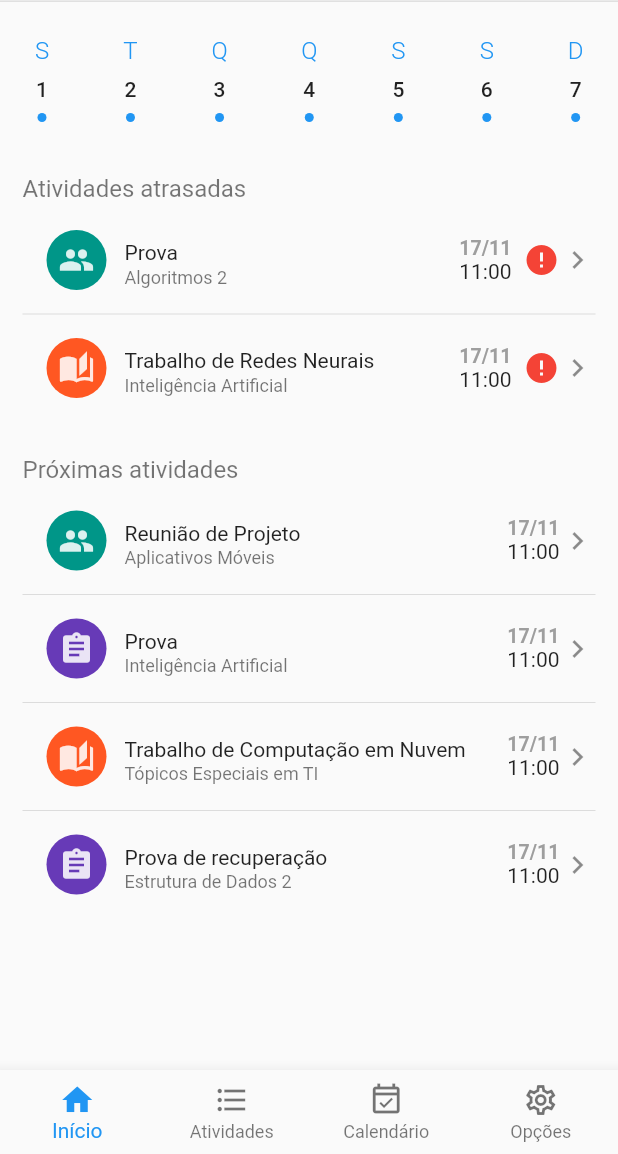
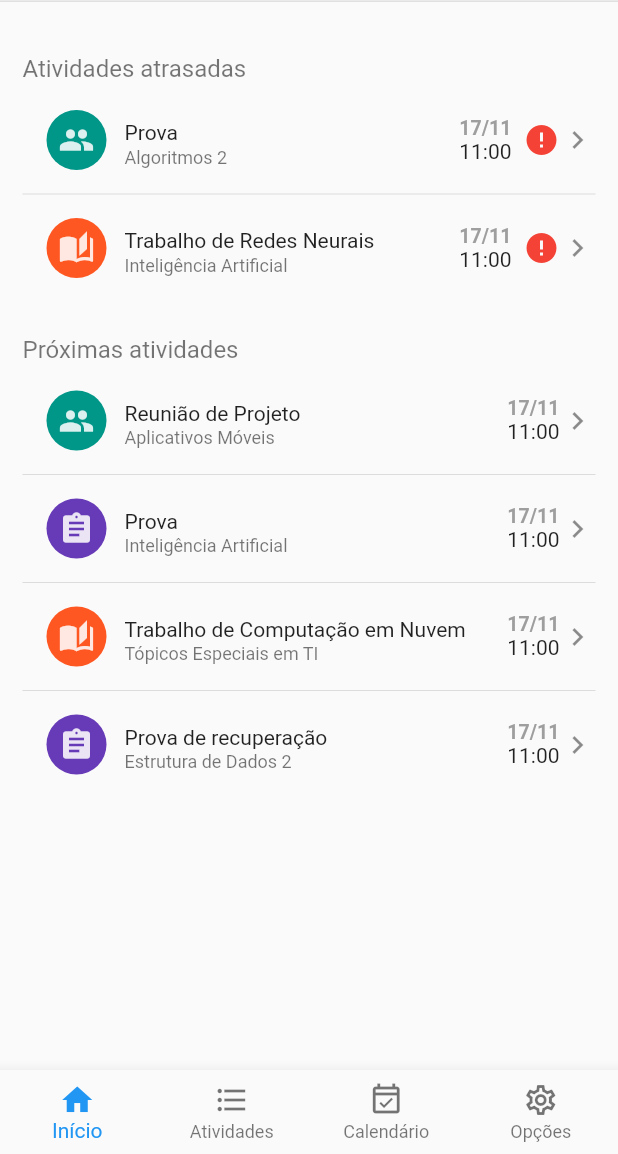
Before and after one commit to habibasseiss/school_planner, a Flutter app: the screen it shows after launch, on a phone screen of 412 x 824 dp, the part 82-1236 px from its top. Run offline on Flutter 3.47's test engine with Material 2 defaults, Android fonts, the phone set to English and light mode, and no system bars; our stand-ins replace flutter_svg, table_calendar.

Commit message:
tradução

```diff
--- a/lib/main.dart
+++ b/lib/main.dart
@@ -1,4 +1,5 @@
 import 'package:flutter/material.dart';
+import 'package:intl/intl.dart';
 import 'package:provider/provider.dart';
 
 import 'src/app.dart';
@@ -9,6 +10,11 @@ void main() async {
   // Set up the SettingsController, which will glue user settings to multiple
   // Flutter Widgets.
   final settingsController = SettingsController(SettingsService());
+
+  Intl.defaultLocale = 'pt_BR';
+
+  //initializeDateFormatting().then((_) => runApp(const MyApp()));
+  //Intl.defaSultLocale = 'pt_BR'; initializeDateFormatting("pt_BR", null);
 
   // Load the user's preferred theme while the splash screen is displayed.
   // This prevents a sudden theme change when the app is first displayed.
--- a/lib/src/calendar/calendar.dart
+++ b/lib/src/calendar/calendar.dart
@@ -32,6 +32,9 @@ class _TableBasicsExampleState extends State<TableBasicsExample> {
           // the time-part of compared DateTime objects.
           return isSameDay(_selectedDay, day);
         },
+      headerStyle: HeaderStyle(formatButtonVisible: false),
+     // titleCentered: true,
+
         onDaySelected: (selectedDay, focusedDay) {
           if (!isSameDay(_selectedDay, selectedDay)) {
             // Call `setState()` when updating the selected day
--- a/lib/src/home/home_view.dart
+++ b/lib/src/home/home_view.dart
@@ -21,13 +21,7 @@ class HomeView extends StatelessWidget {
       body: ListView(
         padding: const EdgeInsets.all(15),
         children: [
-          SizedBox(
-            height: 80,
-            child: Row(
-              mainAxisAlignment: MainAxisAlignment.spaceBetween,
-              children: List.generate(7, (index) => WeekDayBox(index)),
-            ),
-          ),
+
           const SizedBox(height: 20),
           Text(
             'Atividades atrasadas',
--- a/lib/src/navigation/navigation_tabs.dart
+++ b/lib/src/navigation/navigation_tabs.dart
@@ -59,8 +59,8 @@ class NavigationTabs {
         onGenerateRoute: (RouteSettings routeSettings) {
           return MaterialPageRoute<void>(
             settings: routeSettings,
-            builder: (_TableBasicsExampleState) {
-              return Container();
+            builder: (BuildContext context) {
+              return TableBasicsExample();
             },
           );
         },
--- a/pubspec.yaml
+++ b/pubspec.yaml
@@ -13,6 +13,7 @@ dependencies:
   provider: ^6.0.1
   flutter_svg: ^0.23.0+1
   table_calendar: ^3.0.3
+  intl: ^0.17.0
 
   flutter:
     sdk: flutter
```
Also changed, not shown: pubspec.lock.
